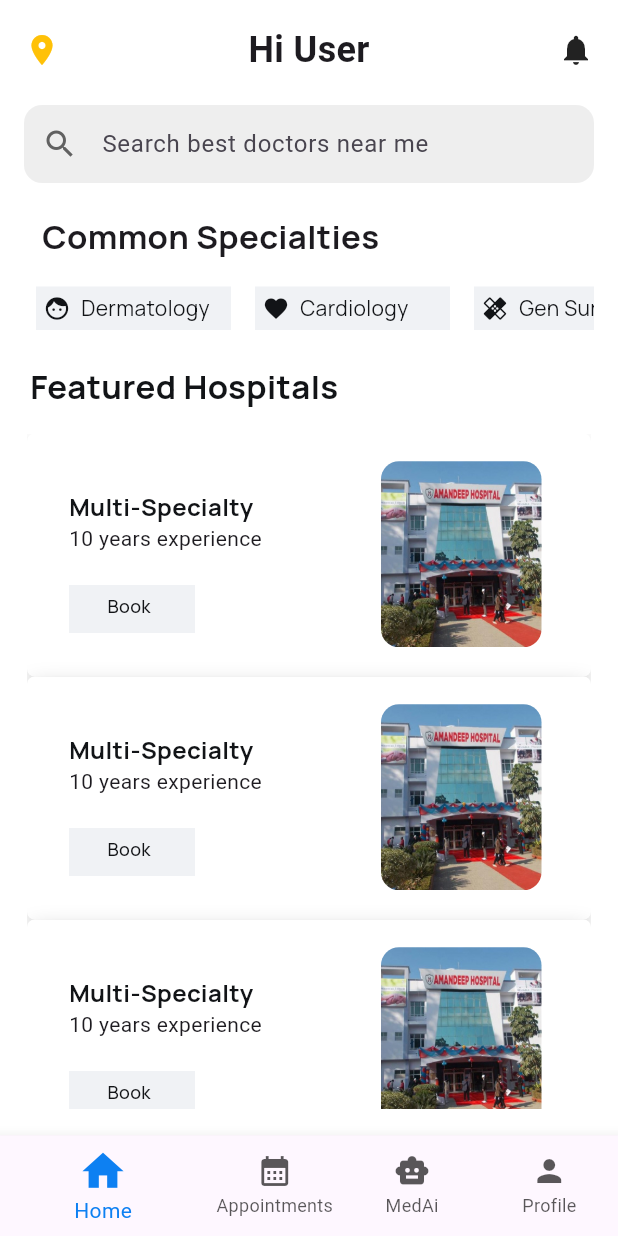
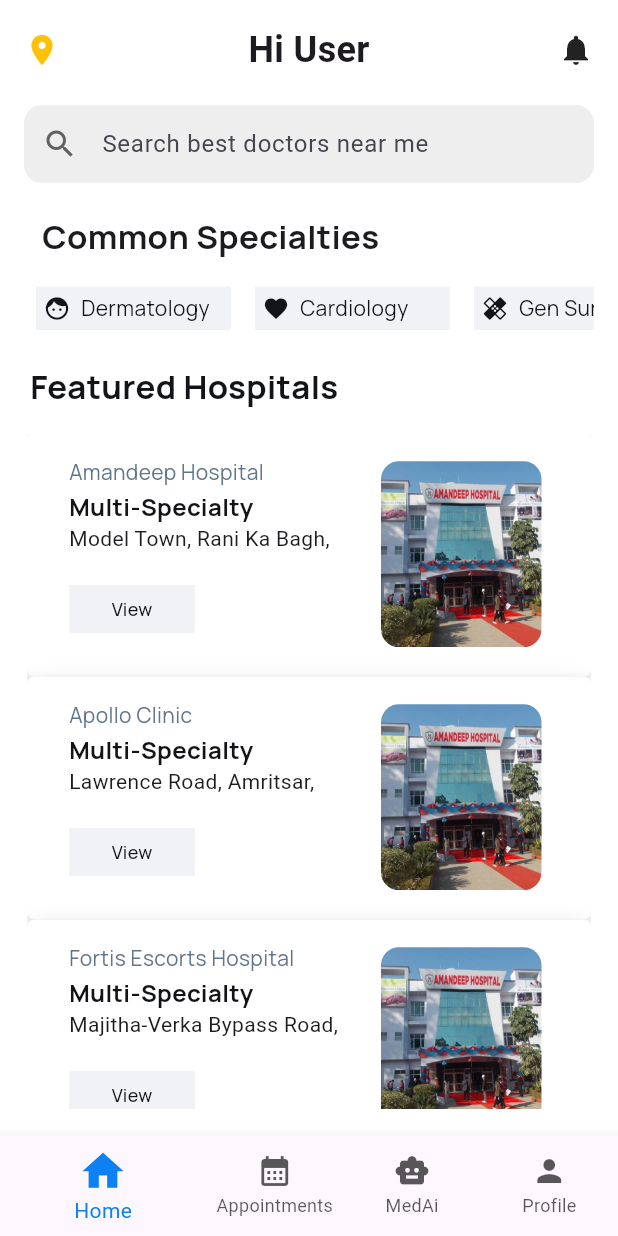
Before and after one commit to jagjeet78/getwell_final, a Flutter app: the screen it shows after launch, on a phone screen of 412 x 824 dp. Run offline on Flutter 3.47's test engine with Material 3 defaults, Android fonts, the phone set to English and light mode, and no system bars; our stand-ins replace flutter_dotenv, flutter_otp_text_field, flutter_secure_storage, get, google_fonts, intl_phone_number_input and 1 more; accounts and stored records are empty.

Commit message:
the home page ui is the completed~Jagjeet singh

```diff
--- a/lib/pages/Home_page.dart
+++ b/lib/pages/Home_page.dart
@@ -204,8 +204,17 @@
                                                                 MainAxisAlignment
                                                                     .start,
                                                             children: [
+
+
+
+
+
+
+
+
                                                               Text(
-                                                               hospital.name,
+                                                               hospital['name'],
+                                                               overflow: TextOverflow.ellipsis,
                                                                 style: GoogleFonts.manrope(
                                                                   fontSize: 14,
                                                                   color: AppColor
@@ -214,6 +223,9 @@
                                                                       FontWeight
                                                                           .w400,
                                                                 ),
+
+
+
                                                               ),
                                                             ],
                                                           ),
@@ -252,7 +264,7 @@
                                                       width: 207,
 
                                                       child: Text(
-                                                        '10 years experience',
+                                                        hospital['address'],
                                                       ),
                                                     ),
                                                     SizedBox(height: 20),
@@ -271,7 +283,7 @@
                                                                 height: 32,
                                                                 width: 84,
                                                                 text:
-                                                                    'Book Now',
+                                                                    'View',
                                                                 fontsize: 12,
                                                                 backcolor: AppColor
                                                                     .backcolor,
--- a/lib/pages/bottom_navigation.dart
+++ b/lib/pages/bottom_navigation.dart
@@ -26,6 +26,7 @@
   Widget build(BuildContext context) {
     return Obx(
       () => Scaffold(
+        backgroundColor: Color(0xFFFFFFFF),
         body: _pages[_navigationController.currentPage.value],
         bottomNavigationBar: BottomNavigationBar(
           currentIndex: _navigationController.currentPage.value,
--- a/lib/sampledata/hospitaldata.dart
+++ b/lib/sampledata/hospitaldata.dart
@@ -9,10 +9,8 @@
     "contact_number": "+91 9876543210",
     "email": "info@amandeephospital.in",
     "photo_url": "https://images.unsplash.com/photo-1584433144859-1fc3ab64a957",
-    "cover_image":
-        "https://images.unsplash.com/photo-1576765607924-bf1b44f2d1f0",
-    "description":
-        "A multispecialty hospital offering orthopedic, cardiac, and emergency care.",
+    "cover_image": "https://images.unsplash.com/photo-1576765607924-bf1b44f2d1f0",
+    "description": "A multispecialty hospital offering orthopedic, cardiac, and emergency care.",
     "rating": 4.7,
     "is_verified": true,
     "facilities": ["24x7 Emergency", "ICU", "Pharmacy", "Laboratory"],
@@ -26,8 +24,7 @@
         "experience": "12 years",
         "gender": "Male",
         "photo_url": "https://randomuser.me/api/portraits/men/42.jpg",
-        "about":
-            "Specialist in bone and joint surgeries with over 1000 successful operations.",
+        "about": "Specialist in bone and joint surgeries with over 1000 successful operations.",
         "hospital_id": "h1",
         "hospital_name": "Amandeep Hospital",
         "consultation_fee": 800,
@@ -38,7 +35,7 @@
         "available_to": "4:00 PM",
         "rating": 4.8,
         "total_reviews": 120,
-        "is_active": true,
+        "is_active": true
       },
       {
         "id": "d2",
@@ -59,9 +56,9 @@
         "available_to": "5:00 PM",
         "rating": 4.9,
         "total_reviews": 98,
-        "is_active": true,
-      },
-    ],
+        "is_active": true
+      }
+    ]
   },
   {
     "id": "h2",
@@ -71,8 +68,7 @@
     "contact_number": "+91 9812345678",
     "email": "support@apolloclinic.in",
     "photo_url": "https://images.unsplash.com/photo-1576765607924-bf1b44f2d1f0",
-    "cover_image":
-        "https://images.unsplash.com/photo-1606813902919-9424d1bda3c8",
+    "cover_image": "https://images.unsplash.com/photo-1606813902919-9424d1bda3c8",
     "description": "Comprehensive diagnostic and consultation clinic.",
     "rating": 4.5,
     "is_verified": true,
@@ -87,8 +83,7 @@
         "experience": "15 years",
         "gender": "Male",
         "photo_url": "https://randomuser.me/api/portraits/men/48.jpg",
-        "about":
-            "Experienced family doctor specializing in lifestyle diseases.",
+        "about": "Experienced family doctor specializing in lifestyle diseases.",
         "hospital_id": "h2",
         "hospital_name": "Apollo Clinic",
         "consultation_fee": 600,
@@ -99,7 +94,7 @@
         "available_to": "2:00 PM",
         "rating": 4.7,
         "total_reviews": 200,
-        "is_active": true,
+        "is_active": true
       },
       {
         "id": "d4",
@@ -120,9 +115,9 @@
         "available_to": "4:00 PM",
         "rating": 4.8,
         "total_reviews": 135,
-        "is_active": true,
-      },
-    ],
+        "is_active": true
+      }
+    ]
   },
   {
     "id": "h3",
@@ -132,10 +127,8 @@
     "contact_number": "+91 9643212345",
     "email": "contact@fortisamritsar.com",
     "photo_url": "https://images.unsplash.com/photo-1606813902973-6c9cf0b6b870",
-    "cover_image":
-        "https://images.unsplash.com/photo-1580281658629-889c96d1f9a2",
-    "description":
-        "Super specialty hospital with cardiac, oncology, and ortho care.",
+    "cover_image": "https://images.unsplash.com/photo-1580281658629-889c96d1f9a2",
+    "description": "Super specialty hospital with cardiac, oncology, and ortho care.",
     "rating": 4.8,
     "is_verified": true,
     "facilities": ["ICU", "Cardiac Center", "24x7 Ambulance"],
@@ -160,7 +153,7 @@
         "available_to": "3:00 PM",
         "rating": 4.9,
         "total_reviews": 250,
-        "is_active": true,
+        "is_active": true
       },
       {
         "id": "d6",
@@ -181,9 +174,9 @@
         "available_to": "5:00 PM",
         "rating": 4.9,
         "total_reviews": 180,
-        "is_active": true,
-      },
-    ],
+        "is_active": true
+      }
+    ]
   },
   {
     "id": "h4",
@@ -193,8 +186,7 @@
     "contact_number": "+91 9988223344",
     "email": "smile@dentalstudio.in",
     "photo_url": "https://images.unsplash.com/photo-1606813902973-6c9cf0b6b870",
-    "cover_image":
-        "https://images.unsplash.com/photo-1595433707802-44e06b36e8e2",
+    "cover_image": "https://images.unsplash.com/photo-1595433707802-44e06b36e8e2",
     "description": "Dental clinic for cosmetic and general dentistry.",
     "rating": 4.9,
     "is_verified": true,
@@ -220,9 +212,9 @@
         "available_to": "6:00 PM",
         "rating": 4.8,
         "total_reviews": 90,
-        "is_active": true,
-      },
-    ],
+        "is_active": true
+      }
+    ]
   },
   {
     "id": "h5",
@@ -232,10 +224,8 @@
     "contact_number": "+91 9087654321",
     "email": "admin@sukhmanihospital.in",
     "photo_url": "https://images.unsplash.com/photo-1629909613654-28c1e53e5f6b",
-    "cover_image":
-        "https://images.unsplash.com/photo-1606813902919-9424d1bda3c8",
-    "description":
-        "Affordable general hospital focusing on gynecology and pediatrics.",
+    "cover_image": "https://images.unsplash.com/photo-1606813902919-9424d1bda3c8",
+    "description": "Affordable general hospital focusing on gynecology and pediatrics.",
     "rating": 4.4,
     "is_verified": true,
     "facilities": ["Maternity Ward", "Pediatric ICU", "Pharmacy"],
@@ -260,9 +250,9 @@
         "available_to": "3:00 PM",
         "rating": 4.7,
         "total_reviews": 85,
-        "is_active": true,
-      },
-    ],
+        "is_active": true
+      }
+    ]
   },
   {
     "id": "h6",
@@ -272,10 +262,8 @@
     "contact_number": "+91 9123456789",
     "email": "info.amritsar@ivyhospital.com",
     "photo_url": "https://images.unsplash.com/photo-1551192070-51358a91b427",
-    "cover_image":
-        "https://images.unsplash.com/photo-1586773860414-72476c28d447",
-    "description":
-        "A leading tertiary care hospital with advanced medical facilities.",
+    "cover_image": "https://images.unsplash.com/photo-1586773860414-72476c28d447",
+    "description": "A leading tertiary care hospital with advanced medical facilities.",
     "rating": 4.6,
     "is_verified": true,
     "facilities": ["Advanced Diagnostics", "Modular OT", "Blood Bank"],
@@ -300,7 +288,7 @@
         "available_to": "4:00 PM",
         "rating": 4.8,
         "total_reviews": 150,
-        "is_active": true,
+        "is_active": true
       },
       {
         "id": "d10",
@@ -321,9 +309,9 @@
         "available_to": "5:00 PM",
         "rating": 4.7,
         "total_reviews": 110,
-        "is_active": true,
-      },
-    ],
+        "is_active": true
+      }
+    ]
   },
   {
     "id": "h7",
@@ -333,10 +321,8 @@
     "contact_number": "+91 9876501234",
     "email": "contact@daljiteye.in",
     "photo_url": "https://images.unsplash.com/photo-1594951942368-757849e70e3c",
-    "cover_image":
-        "https://images.unsplash.com/photo-1628348068343-913b8417c805",
-    "description":
-        "A premier eye care center offering a wide range of ophthalmic services.",
+    "cover_image": "https://images.unsplash.com/photo-1628348068343-913b8417c805",
+    "description": "A premier eye care center offering a wide range of ophthalmic services.",
     "rating": 4.9,
     "is_verified": true,
     "facilities": ["LASIK Surgery", "Retina Clinic", "Optical Store"],
@@ -361,9 +347,9 @@
         "available_to": "5:00 PM",
         "rating": 4.9,
         "total_reviews": 300,
-        "is_active": true,
-      },
-    ],
+        "is_active": true
+      }
+    ]
   },
   {
     "id": "h8",
@@ -374,8 +360,7 @@
     "email": "info@gndhospital.gov.in",
     "photo_url": "https://images.unsplash.com/photo-1612740411033-c4b2ad35a298",
     "cover_image": "https://images.unsplash.com/photo-1562911791-c9a9415893a4",
-    "description":
-        "Government medical college and hospital providing subsidized healthcare.",
+    "description": "Government medical college and hospital providing subsidized healthcare.",
     "rating": 4.2,
     "is_verified": false,
     "facilities": ["Emergency Ward", "Surgical Units", "Radiology"],
@@ -389,8 +374,7 @@
         "experience": "20 years",
         "gender": "Male",
         "photo_url": "https://randomuser.me/api/portraits/men/75.jpg",
-        "about":
-            "Head of Surgery Department, specializing in complex procedures.",
+        "about": "Head of Surgery Department, specializing in complex procedures.",
         "hospital_id": "h8",
         "hospital_name": "Guru Nanak Dev Hospital",
         "consultation_fee": 300,
@@ -401,9 +385,9 @@
         "available_to": "1:00 PM",
         "rating": 4.5,
         "total_reviews": 450,
-        "is_active": true,
-      },
-    ],
+        "is_active": true
+      }
+    ]
   },
   {
     "id": "h9",
@@ -413,10 +397,8 @@
     "contact_number": "+91 9911223344",
     "email": "careandcure@physio.com",
     "photo_url": "https://images.unsplash.com/photo-1581092580433-c1c543666a30",
-    "cover_image":
-        "https://images.unsplash.com/photo-1581092921394-1a3b137c35a8",
-    "description":
-        "Specialized clinic for physical therapy and sports injury rehabilitation.",
+    "cover_image": "https://images.unsplash.com/photo-1581092921394-1a3b137c35a8",
+    "description": "Specialized clinic for physical therapy and sports injury rehabilitation.",
     "rating": 4.8,
     "is_verified": true,
     "facilities": ["Electrotherapy", "Exercise Therapy", "Sports Rehab"],
@@ -441,9 +423,9 @@
         "available_to": "7:00 PM",
         "rating": 4.9,
         "total_reviews": 75,
-        "is_active": true,
-      },
-    ],
+        "is_active": true
+      }
+    ]
   },
   {
     "id": "h10",
@@ -453,10 +435,8 @@
     "contact_number": "+91 9778899001",
     "email": "littleangels@clinic.in",
     "photo_url": "https://images.unsplash.com/photo-1599045118108-bf72f37c35e4",
-    "cover_image":
-        "https://images.unsplash.com/photo-1616161479214-a5518b565259",
-    "description":
-        "A dedicated pediatric clinic for child wellness and vaccinations.",
+    "cover_image": "https://images.unsplash.com/photo-1616161479214-a5518b565259",
+    "description": "A dedicated pediatric clinic for child wellness and vaccinations.",
     "rating": 4.9,
     "is_verified": true,
     "facilities": ["Vaccination Center", "Growth Monitoring", "Nebulization"],
@@ -481,8 +461,8 @@
         "available_to": "6:00 PM",
         "rating": 4.9,
         "total_reviews": 115,
-        "is_active": true,
-      },
-    ],
-  },
+        "is_active": true
+      }
+    ]
+  }
 ];
```
Also changed, not shown: lib/pages/appointments.dart (+24 -4 lines).
